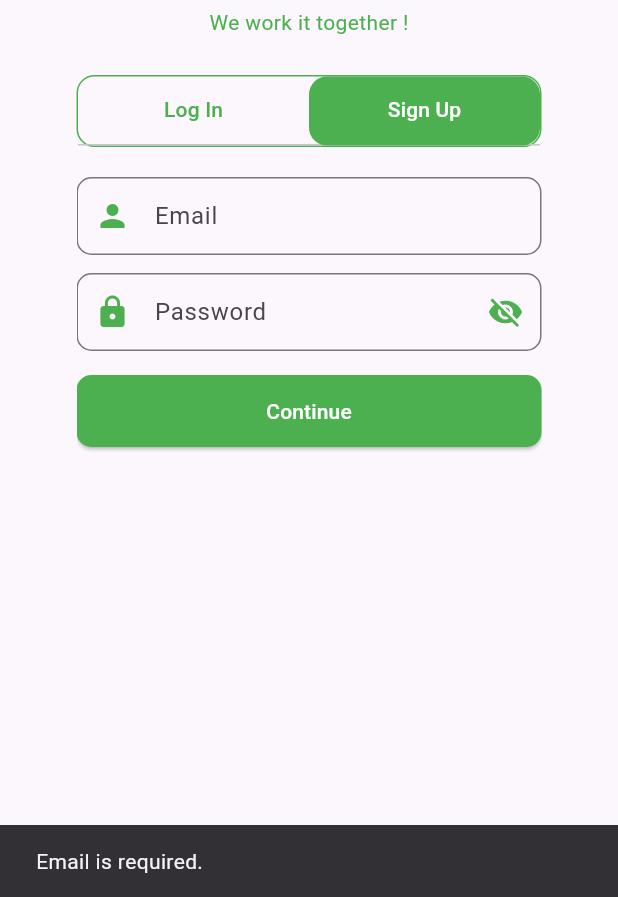
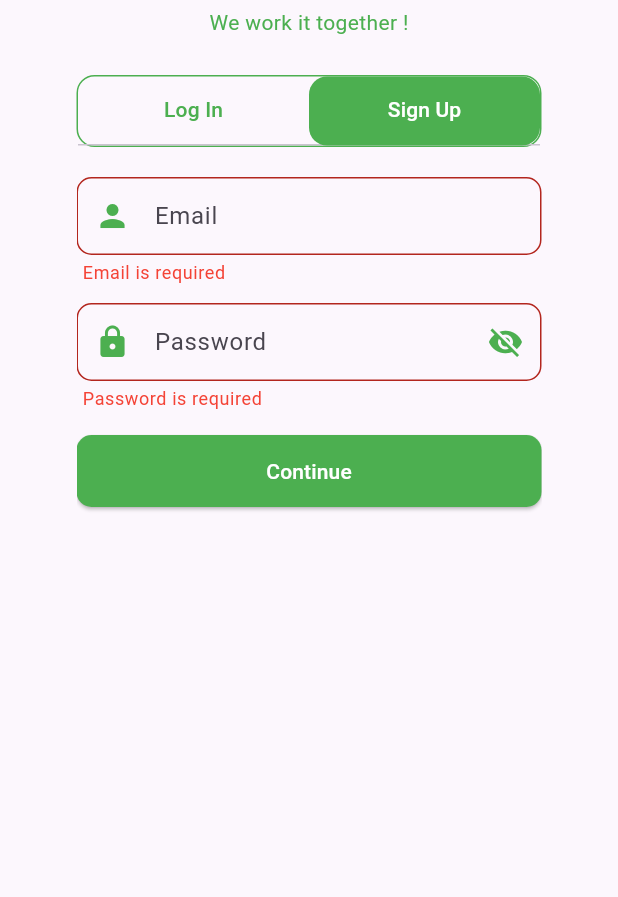
Before and after one commit to team-18-project/InnoSync, a Flutter app: the screen it shows after launch, tab 2 chosen, after a tap on "Continue", on a phone screen of 412 x 824 dp, the part 339-1236 px from its top. Run offline on Flutter 3.47's test engine with Material 3 defaults, Android fonts, the light colour scheme and no system bars; our stand-ins replace image_picker.

Commit message:
Add /theme and /widgets, refactoring widgets and improved UX

```diff
--- a/frontend/lib/screens/login_form.dart
+++ b/frontend/lib/screens/login_form.dart
@@ -1,4 +1,6 @@
 import 'package:flutter/material.dart';
+import '../theme/app_theme.dart';
+import '../widgets/custom_form_field.dart';
 
 class LoginFormPage extends StatefulWidget {
   const LoginFormPage({super.key});
@@ -10,7 +12,10 @@ class LoginFormPage extends StatefulWidget {
 class _LoginFormPageState extends State<LoginFormPage>
     with SingleTickerProviderStateMixin {
   late TabController _tabController;
+  final _loginFormKey = GlobalKey<FormState>();
+  final _signUpFormKey = GlobalKey<FormState>();
   final TextEditingController _emailController = TextEditingController();
+  final TextEditingController _passwordController = TextEditingController();
   bool _obscurePassword = true;
 
   // Temporary container for emails
@@ -29,44 +34,69 @@ class _LoginFormPageState extends State<LoginFormPage>
   void dispose() {
     _tabController.dispose();
     _emailController.dispose();
+    _passwordController.dispose();
     super.dispose();
   }
 
-  void _logIn(String email) {
-    if (email.isEmpty) {
-      throw Exception('Email is required.');
+  String? _validateEmail(String? value) {
+    if (value == null || value.trim().isEmpty) {
+      return 'Email is required';
     }
-    if (!_existingEmails.contains(email)) {
-      throw Exception('Account not found. Please sign up.');
+    if (!RegExp(r'^[\w-\.]+@([\w-]+\.)+[\w-]{2,4}$').hasMatch(value)) {
+      return 'Please enter a valid email';
     }
-    // TODO: Implement login request
+    return null;
   }
 
-  void _signUp(String email) {
-    if (email.isEmpty) {
-      throw Exception('Email is required.');
+  String? _validatePassword(String? value) {
+    if (value == null || value.trim().isEmpty) {
+      return 'Password is required';
     }
+    if (value.length < 6) {
+      return 'Password must be at least 6 characters';
+    }
+    return null;
+  }
+
+  void _logIn() {
+    if (_loginFormKey.currentState!.validate()) {
+      final email = _emailController.text.trim();
+      if (!_existingEmails.contains(email)) {
+        ScaffoldMessenger.of(context).showSnackBar(
+          const SnackBar(content: Text('Account not found. Please sign up.')),
+        );
+        return;
+      }
+      // TODO: Implement login request with try catch
+      Navigator.pushNamed(context, '/dashboard');
+    }
+  }
+
+  void _signUp() {
+    if (_signUpFormKey.currentState!.validate()) {
+      final email = _emailController.text.trim();
       if (_existingEmails.contains(email)) {
-      throw Exception('Account already exists. Please log in.');
+        ScaffoldMessenger.of(context).showSnackBar(
+          const SnackBar(
+            content: Text('Account already exists. Please log in.'),
+          ),
+        );
+        return;
       }
-    // TODO: Implement sign up request
+      // TODO: Implement sign up request with try catch
+      Navigator.pushNamed(context, '/create_profile');
+    }
   }
 
   Widget _buildTabSelector() {
     return Container(
-      height: 48,
-      decoration: BoxDecoration(
-        border: Border.all(color: Colors.green),
-        borderRadius: BorderRadius.circular(12),
-      ),
+      height: AppTheme.tabHeight,
+      decoration: AppTheme.tabSelectorDecoration,
       child: TabBar(
         controller: _tabController,
-        indicator: BoxDecoration(
-          color: Colors.green,
-          borderRadius: BorderRadius.circular(12),
-        ),
+        indicator: AppTheme.tabIndicatorDecoration,
         labelColor: Colors.white,
-        unselectedLabelColor: Colors.green,
+        unselectedLabelColor: AppTheme.primaryColor,
         indicatorSize: TabBarIndicatorSize.tab,
         tabs: const [
           Tab(text: 'Log In'),
@@ -76,55 +106,32 @@ class _LoginFormPageState extends State<LoginFormPage>
     );
   }
 
-  Widget _buildInputField({
-    required IconData icon,
-    required String hint,
-    bool obscure = false,
-    VoidCallback? toggleObscure,
-    TextEditingController? controller,
-  }) {
-    return TextField(
-      controller: controller,
-      obscureText: obscure,
-      decoration: InputDecoration(
-        prefixIcon: Icon(icon, color: Colors.green),
-        suffixIcon: toggleObscure != null
-            ? IconButton(
-                icon: Icon(
-                  obscure ? Icons.visibility_off : Icons.visibility,
-                  color: Colors.green,
-                ),
-                onPressed: toggleObscure,
-              )
-            : null,
-        hintText: hint,
-        border: OutlineInputBorder(borderRadius: BorderRadius.circular(10)),
-        contentPadding: const EdgeInsets.symmetric(vertical: 14),
-      ),
-    );
-  }
-
   Widget _buildLoginTab() {
-    return Column(
+    return Form(
+      key: _loginFormKey,
+      child: Column(
         crossAxisAlignment: CrossAxisAlignment.start,
         children: [
-        _buildInputField(
+          CustomFormField(
             icon: Icons.person,
             hint: "Email",
             controller: _emailController,
+            validator: _validateEmail,
           ),
-        const SizedBox(height: 12),
-        _buildInputField(
+          const SizedBox(height: AppTheme.defaultSpacing),
+          CustomFormField(
             icon: Icons.lock,
             hint: "Password",
             obscure: _obscurePassword,
+            controller: _passwordController,
+            validator: _validatePassword,
             toggleObscure: () {
               setState(() {
                 _obscurePassword = !_obscurePassword;
               });
             },
           ),
-        const SizedBox(height: 8),
+          const SizedBox(height: AppTheme.smallSpacing),
           Row(
             children: [
               Checkbox(value: false, onChanged: (_) {}),
@@ -132,124 +139,87 @@ class _LoginFormPageState extends State<LoginFormPage>
               const Spacer(),
               TextButton(
                 onPressed: () {},
-              child: const Text(
+                child: Text(
                   "Forgot Password ?",
-                style: TextStyle(color: Colors.blue),
+                  style: TextStyle(color: AppTheme.linkColor),
                 ),
               ),
             ],
           ),
-        const SizedBox(height: 10),
-        SizedBox(
-          width: double.infinity,
-          height: 48,
-          child: ElevatedButton(
-            style: ElevatedButton.styleFrom(
-              backgroundColor: Colors.green,
-              shape: RoundedRectangleBorder(
-                borderRadius: BorderRadius.circular(10),
-              ),
-            ),
-            onPressed: () {
-              try {
-                _logIn(_emailController.text.trim());
-                Navigator.pushNamed(context, '/dashboard');
-              } catch (e) {
-                ScaffoldMessenger.of(context).showSnackBar(
-                  SnackBar(
-                    content: Text(e.toString().replaceFirst('Exception: ', '')),
-                  ),
-                );
-              }
-            },
-            child: const Text("Log in", style: TextStyle(color: Colors.white)),
-          ),
+          const SizedBox(height: AppTheme.defaultSpacing - 2),
+          ElevatedButton(
+            style: AppTheme.primaryButtonStyle,
+            onPressed: _logIn,
+            child: const Text("Log in", style: AppTheme.buttonTextStyle),
           ),
         ],
+      ),
     );
   }
 
   Widget _buildSignUpTab() {
-    return Column(
+    return Form(
+      key: _signUpFormKey,
+      child: Column(
         crossAxisAlignment: CrossAxisAlignment.start,
         children: [
-        _buildInputField(
+          CustomFormField(
             icon: Icons.person,
             hint: "Email",
             controller: _emailController,
+            validator: _validateEmail,
           ),
-        const SizedBox(height: 12),
-        _buildInputField(
+          const SizedBox(height: AppTheme.defaultSpacing),
+          CustomFormField(
             icon: Icons.lock,
             hint: "Password",
             obscure: _obscurePassword,
+            controller: _passwordController,
+            validator: _validatePassword,
             toggleObscure: () {
               setState(() {
                 _obscurePassword = !_obscurePassword;
               });
             },
           ),
-        const SizedBox(height: 16),
-        SizedBox(
-          width: double.infinity,
-          height: 48,
-          child: ElevatedButton(
-            style: ElevatedButton.styleFrom(
-              backgroundColor: Colors.green,
-              shape: RoundedRectangleBorder(
-                borderRadius: BorderRadius.circular(10),
-              ),
-            ),
-            onPressed: () {
-              try {
-                _signUp(_emailController.text.trim());
-                Navigator.pushNamed(context, '/create_profile');
-              } catch (e) {
-                ScaffoldMessenger.of(context).showSnackBar(
-                  SnackBar(
-                    content: Text(e.toString().replaceFirst('Exception: ', '')),
-                  ),
-                );
-              }
-            },
-            child: const Text(
-              "Continue",
-              style: TextStyle(color: Colors.white),
-            ),
-          ),
+          const SizedBox(height: AppTheme.defaultSpacing + 4),
+          ElevatedButton(
+            style: AppTheme.primaryButtonStyle,
+            onPressed: _signUp,
+            child: const Text("Continue", style: AppTheme.buttonTextStyle),
           ),
         ],
+      ),
     );
   }
 
   @override
   Widget build(BuildContext context) {
     return Scaffold(
-      backgroundColor: const Color(0xFFFCF7FD),
+      backgroundColor: AppTheme.backgroundColor,
       body: Center(
         child: SingleChildScrollView(
           child: Container(
-            width: 350,
-            padding: const EdgeInsets.symmetric(horizontal: 20, vertical: 20),
+            width: AppTheme.containerWidth,
+            padding: const EdgeInsets.symmetric(
+              horizontal: AppTheme.defaultPadding,
+              vertical: AppTheme.defaultPadding,
+            ),
             child: Column(
               children: [
-                const Text.rich(
+                Text.rich(
                   TextSpan(
                     children: [
                       TextSpan(
                         text: "Inno",
-                        style: TextStyle(
-                          color: Colors.green,
-                          fontSize: 32,
-                          fontWeight: FontWeight.bold,
+                        style: AppTheme.appTitleStyle.copyWith(
+                          color: AppTheme.primaryColor,
                         ),
                       ),
                       TextSpan(
                         text: "Sync",
-                        style: TextStyle(
-                          color: Colors.black,
-                          fontSize: 32,
-                          fontWeight: FontWeight.bold,
+                        style: AppTheme.appTitleStyle.copyWith(
+                          color: AppTheme.textColor,
                         ),
                       ),
                     ],
@@ -258,13 +228,13 @@ class _LoginFormPageState extends State<LoginFormPage>
                 const SizedBox(height: 5),
                 const Text(
                   "We work it together !",
-                  style: TextStyle(color: Colors.green, fontSize: 14),
+                  style: AppTheme.appSubtitleStyle,
                 ),
-                const SizedBox(height: 25),
+                const SizedBox(height: AppTheme.largeSpacing),
                 _buildTabSelector(),
-                const SizedBox(height: 20),
+                const SizedBox(height: AppTheme.defaultSpacing + 8),
                 SizedBox(
-                  height: 300,
+                  height: AppTheme.tabViewHeight,
                   child: TabBarView(
                     controller: _tabController,
                     children: [_buildLoginTab(), _buildSignUpTab()],
--- /dev/null
+++ b/frontend/lib/theme/app_theme.dart
@@ -0,0 +1,71 @@
+import 'package:flutter/material.dart';
+
+class AppTheme {
+  // Colors
+  static const Color primaryColor = Colors.green;
+  static const Color backgroundColor = Color(0xFFFCF7FD);
+  static const Color textColor = Colors.black;
+  static const Color errorColor = Colors.red;
+  static const Color linkColor = Colors.blue;
+
+  // Text Styles
+  static const TextStyle appTitleStyle = TextStyle(
+    fontSize: 32,
+    fontWeight: FontWeight.bold,
+  );
+
+  static const TextStyle appSubtitleStyle = TextStyle(
+    color: primaryColor,
+    fontSize: 14,
+  );
+
+  static const TextStyle errorTextStyle = TextStyle(color: errorColor);
+
+  // Button Styles
+  static ButtonStyle primaryButtonStyle = ElevatedButton.styleFrom(
+    backgroundColor: primaryColor,
+    shape: RoundedRectangleBorder(borderRadius: BorderRadius.circular(10)),
+    minimumSize: const Size(double.infinity, 48),
+  );
+
+  static const TextStyle buttonTextStyle = TextStyle(color: Colors.white);
+
+  // Input Field Styles
+  static InputDecoration inputDecoration({
+    required IconData icon,
+    required String hint,
+    Widget? suffixIcon,
+  }) {
+    return InputDecoration(
+      prefixIcon: Icon(icon, color: primaryColor),
+      suffixIcon: suffixIcon,
+      hintText: hint,
+      border: OutlineInputBorder(borderRadius: BorderRadius.circular(10)),
+      contentPadding: const EdgeInsets.symmetric(vertical: 14),
+      errorStyle: errorTextStyle,
+    );
+  }
+
+  // Container Styles
+  static BoxDecoration tabSelectorDecoration = BoxDecoration(
+    border: Border.all(color: primaryColor),
+    borderRadius: BorderRadius.circular(12),
+  );
+
+  static BoxDecoration tabIndicatorDecoration = BoxDecoration(
+    color: primaryColor,
+    borderRadius: BorderRadius.circular(12),
+  );
+
+  // Spacing
+  static const double defaultPadding = 20.0;
+  static const double defaultSpacing = 12.0;
+  static const double smallSpacing = 8.0;
+  static const double largeSpacing = 25.0;
+
+  // Sizes
+  static const double tabHeight = 48.0;
+  static const double buttonHeight = 48.0;
+  static const double containerWidth = 350.0;
+  static const double tabViewHeight = 300.0;
+}
--- /dev/null
+++ b/frontend/lib/widgets/custom_form_field.dart
@@ -0,0 +1,43 @@
+import 'package:flutter/material.dart';
+import '../theme/app_theme.dart';
+
+class CustomFormField extends StatelessWidget {
+  final IconData icon;
+  final String hint;
+  final bool obscure;
+  final TextEditingController controller;
+  final String? Function(String?)? validator;
+  final VoidCallback? toggleObscure;
+
+  const CustomFormField({
+    super.key,
+    required this.icon,
+    required this.hint,
+    this.obscure = false,
+    required this.controller,
+    this.validator,
+    this.toggleObscure,
+  });
+
+  @override
+  Widget build(BuildContext context) {
+    return TextFormField(
+      controller: controller,
+      obscureText: obscure,
+      validator: validator,
+      decoration: AppTheme.inputDecoration(
+        icon: icon,
+        hint: hint,
+        suffixIcon: toggleObscure != null
+            ? IconButton(
+                icon: Icon(
+                  obscure ? Icons.visibility_off : Icons.visibility,
+                  color: AppTheme.primaryColor,
+                ),
+                onPressed: toggleObscure,
+              )
+            : null,
+      ),
+    );
+  }
+}
```
Also changed, not shown: frontend/lib/screens/base_form_screen.dart (added, +136 -0 lines). Lines whose indentation alone changed are shown as unchanged.
